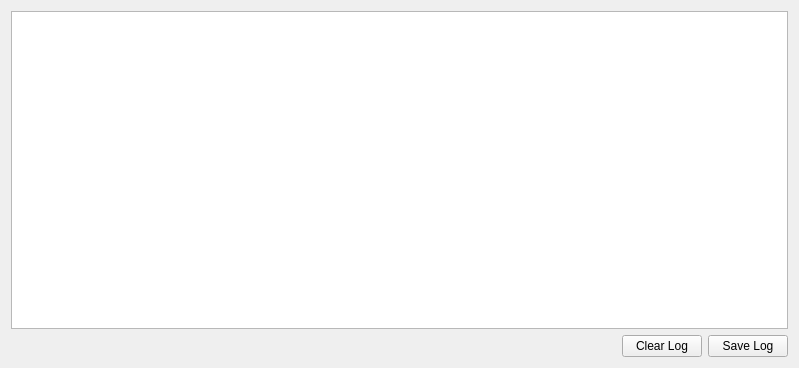
This is ui/logging_dialog.ui in cheind/reconstructme-qt as Qt 5 draws it before an edit. The edited form follows.
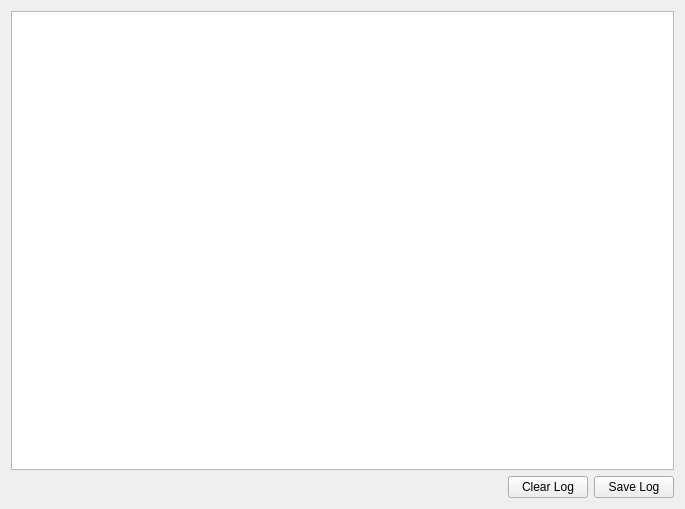
This is the edited form.

```diff
--- a/ui/logging_dialog.ui
+++ b/ui/logging_dialog.ui
@@ -6,8 +6,8 @@
    <rect>
     <x>0</x>
     <y>0</y>
-    <width>799</width>
-    <height>368</height>
+    <width>685</width>
+    <height>509</height>
    </rect>
   </property>
   <property name="windowTitle">
```
